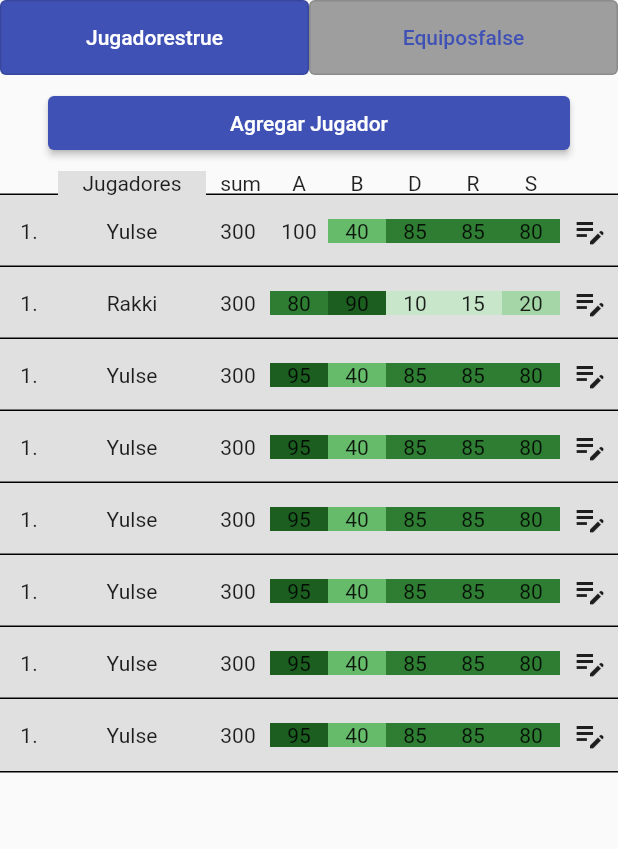
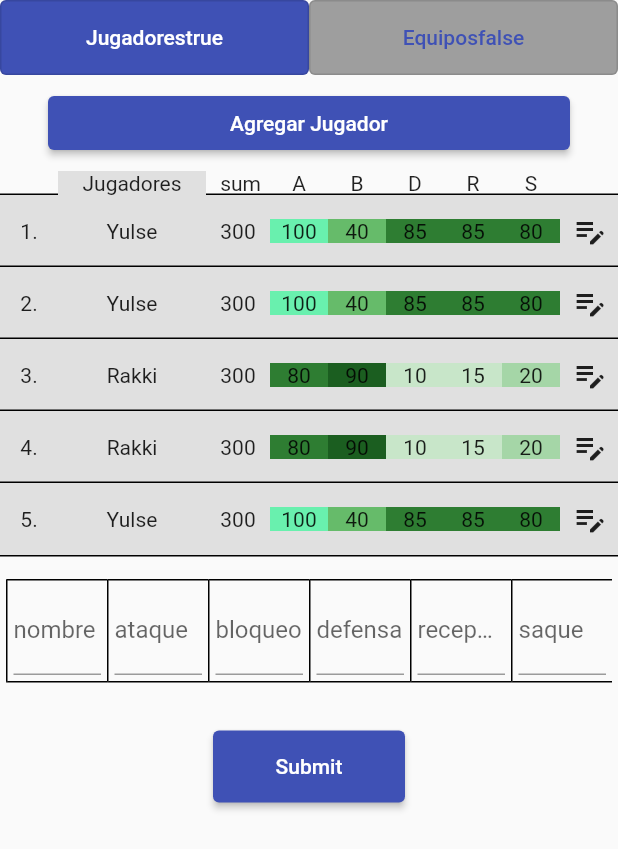
Before and after one commit to fgiannotti/varebu, a Flutter app: the screen it shows after launch, after a tap on the "edit note" icon, on a phone screen of 412 x 824 dp. Shown: the top 849 px of the screen. Run offline on Flutter 3.47's test engine with Material 2 defaults, Android fonts, the phone set to English and light mode, and no system bars; our stand-ins replace get_it.

Commit message:
Add dependency injection with GetIt and load table from in memory repository

```diff
--- a/lib/main.dart
+++ b/lib/main.dart
@@ -1,10 +1,21 @@
 import 'package:flutter/material.dart';
+import 'package:varebu/repositories/player.dart';
+import 'package:varebu/repositories/player_in_memory.dart';
+import 'package:varebu/widgets/add_player_form.dart';
 import 'package:varebu/widgets/buttons_row.dart';
+import 'package:varebu/widgets/players_table.dart';
+import 'package:get_it/get_it.dart';
 
-import 'models/player.dart';
+
+final getIt = GetIt.instance;
 
 void main() {
+  registerSingletons();
   runApp(const MyApp());
+}
+
+void registerSingletons() {
+  getIt.registerSingleton<PlayerRepository>(InMemoryPlayerRepository());
 }
 
 class MyApp extends StatelessWidget {
@@ -76,114 +87,10 @@ class _HomeState extends State<Home> {
               ),
             ),
             PlayersTable(),
+            AddPlayerForm(),
           ],
         ),
       ),
     );
   }
 }
-
-class PlayersTable extends StatefulWidget {
-  const PlayersTable({super.key});
-
-  @override
-  State<PlayersTable> createState() => _PlayersTableState();
-}
-// Row is composed by:
-// 1. Player number
-// 2. Player name
-// 3. Player Stat SUM
-// 3. Player Stat A (attack)
-// 4. Player Stat B (Block)
-// 5. Player Stat D (Defense)
-// 6. Player Stat R (Reception)
-// 7. Player Stat S (Serve)
-// 8. Edit button ?
-// 9. Delete button ?
-
-class _PlayersTableState extends State<PlayersTable> {
-  @override
-  Widget build(BuildContext context) {
-    return Table(
-      //border: TableBorder.symmetric(),
-      columnWidths: const <int, TableColumnWidth>{
-        0: FixedColumnWidth(4), // number
-        1: FixedColumnWidth(64), // name
-        2: FixedColumnWidth(8), // sum
-        3: FixedColumnWidth(4), // A attack
-        4: FixedColumnWidth(4), // B attack
-        5: FixedColumnWidth(4), // D attack
-        6: FixedColumnWidth(4), // R attack
-        7: FixedColumnWidth(4), // S attack
-        8: FixedColumnWidth(4), // button
-      },
-      children: <TableRow>[
-        buildHeaderRow(),
-        buildTableRow(
-            const Player('Yulse', '300', '100', '40', '85', '85', '80'), 1),
-        buildTableRow(
-            const Player('Rakki', '300', '80', '90', '10', '15', '20'), 1),
-        buildTableRow(
-            const Player('Yulse', '300', '95', '40', '85', '85', '80'), 1),
-        buildTableRow(
-            const Player('Yulse', '300', '95', '40', '85', '85', '80'), 1),
-        buildTableRow(
-            const Player('Yulse', '300', '95', '40', '85', '85', '80'), 1),
-        buildTableRow(
-            const Player('Yulse', '300', '95', '40', '85', '85', '80'), 1),
-        buildTableRow(
-            const Player('Yulse', '300', '95', '40', '85', '85', '80'), 1),
-        buildTableRow(
-            const Player('Yulse', '300', '95', '40', '85', '85', '80'), 1),
-      ],
-    );
-  }
-
-  TableRow buildTableRow(Player player, int i) {
-    return TableRow(
-        decoration: BoxDecoration(
-            border: Border.all(strokeAlign: BorderSide.strokeAlignOutside),
-            color: Colors.grey[300]),
-        children: <Widget>[
-          buildCell(i.toString() + '.'),
-          buildCell(player.name),
-          buildCell(player.sum),
-          buildCell(player.attack, isStatus: true),
-          buildCell(player.block, isStatus: true),
-          buildCell(player.defense, isStatus: true),
-          buildCell(player.reception, isStatus: true),
-          buildCell(player.serve, isStatus: true),
-          IconButton(onPressed: () {}, icon: const Icon(Icons.edit_note)),
-        ]);
-  }
-
-  TableCell buildCell(String text, {bool isStatus = false}) {
-    return TableCell(
-        verticalAlignment: TableCellVerticalAlignment.middle,
-        child: Container(
-          //padding: const EdgeInsets.fromLTRB(0, 0, 0, 0),
-          color:
-              isStatus ? fetchColorForStat(int.parse(text)) : Colors.grey[300],
-          alignment: Alignment.center,
-          child: Text(text),
-        ));
-  }
-
-  buildHeaderRow() {
-    return TableRow(children: <Widget>[
-      const Text(''),
-      buildCell(' Jugadores '),
-      const Text(' sum ', textAlign: TextAlign.center),
-      const Text('A', textAlign: TextAlign.center),
-      const Text('B', textAlign: TextAlign.center),
-      const Text('D', textAlign: TextAlign.center),
-      const Text('R', textAlign: TextAlign.center),
-      const Text('S', textAlign: TextAlign.center),
-      const Text(''),
-    ]);
-  }
-
-  fetchColorForStat(int stat) {
-    return Colors.green[(stat / 10).toInt() * 100];
-  }
-}
--- a/lib/models/player.dart
+++ b/lib/models/player.dart
@@ -1,12 +1,13 @@
 class Player {
+  int? id;
   final String name;
-  final String sum;
+  final int sum;
   final String attack;
   final String block;
   final String defense;
   final String reception;
   final String serve;
 
-  const Player(this.name, this.sum, this.attack, this.block, this.defense,
-      this.reception, this.serve);
+  Player(this.name, this.sum, this.attack, this.block, this.defense,
+      this.reception, this.serve,[this.id = null]);
 }
--- a/lib/repositories/player.dart
+++ b/lib/repositories/player.dart
@@ -0,0 +1,9 @@
+import '../models/player.dart';
+
+abstract class PlayerRepository {
+  Future<List<Player>> getAll();
+  Future<Player?> getOne(int id);
+  Future<int> insert(Player player);
+  Future<void> update(Player player);
+  Future<void> delete(int id);
+}
--- a/lib/repositories/player_in_memory.dart
+++ b/lib/repositories/player_in_memory.dart
@@ -0,0 +1,55 @@
+import 'dart:collection';
+
+import 'package:varebu/repositories/player.dart';
+
+import '../models/player.dart';
+
+class Singleton {
+
+
+}
+
+class InMemoryPlayerRepository extends PlayerRepository {
+  static final InMemoryPlayerRepository _singleton = InMemoryPlayerRepository._internal();
+
+  factory InMemoryPlayerRepository() {
+    return _singleton;
+  }
+
+
+  final Map<int, Player> db = HashMap();
+
+  @override
+  Future<List<Player>> getAll() {
+    return Future.delayed(
+        const Duration(seconds: 1), () => List.unmodifiable(db.values));
+  }
+
+  @override
+  Future<Player?> getOne(int id) {
+    return Future.delayed(
+        const Duration(seconds: 1), () => db[id]);
+  }
+
+  @override
+  Future<int> insert(Player player) {
+    var id = db.values.length + 1;
+    player.id = id;
+    db.putIfAbsent(id, () => player);
+    print('[repo] inserted in repo $id');
+    return Future.delayed(
+        const Duration(seconds: 1), () => player.id!);
+  }
+
+  @override
+  Future<void> update(Player player) async {
+    db.update(player.id!, (_) => player);
+  }
+
+  @override
+  Future<void> delete(int id) async {
+    db.remove(id);
+  }
+
+  InMemoryPlayerRepository._internal();
+}
--- a/lib/widgets/add_player_form.dart
+++ b/lib/widgets/add_player_form.dart
@@ -0,0 +1,125 @@
+import 'package:flutter/material.dart';
+import 'package:varebu/repositories/player.dart';
+import 'package:varebu/repositories/player_in_memory.dart';
+
+import '../main.dart';
+import '../models/player.dart';
+
+class AddPlayerForm extends StatefulWidget {
+  const AddPlayerForm({super.key});
+
+  @override
+  AddPlayerFormState createState() {
+    return AddPlayerFormState();
+  }
+}
+
+class AddPlayerFormState extends State<AddPlayerForm> {
+  final _formKey = GlobalKey<FormState>();
+  late PlayerRepository repo;
+
+  final nameCtrl = TextEditingController();
+  final attackCtrl = TextEditingController();
+  final blockCtrl = TextEditingController();
+  final defenseCtrl = TextEditingController();
+  final receptionCtrl = TextEditingController();
+  final serveCtrl = TextEditingController();
+
+  @override
+  void initState() {
+    super.initState();
+    repo = getIt<PlayerRepository>();
+  }
+
+  Future<List<Player>> fetchPlayers() {
+    return InMemoryPlayerRepository().getAll();
+  }
+
+  @override
+  Widget build(BuildContext context) {
+    var submitButton = Container(
+      padding: const EdgeInsets.fromLTRB(0, 16, 0, 0),
+      constraints: BoxConstraints.tight(const Size(128, 64)),
+      child: ElevatedButton(
+        onPressed: () {
+          // Validate returns true if the form is valid, or false otherwise.
+          var isValid = _formKey.currentState?.validate();
+          if (isValid != null && isValid) {
+            var player = buildPlayer();
+            repo.insert(player);
+            ScaffoldMessenger.of(context).showSnackBar(const SnackBar(
+              content: Text('Jugador agregado correctamente'),
+            ));
+
+          }
+        },
+        child: const Text('Submit'),
+      ),
+    );
+    return Form(
+      key: _formKey,
+      child: Column(
+        mainAxisAlignment: MainAxisAlignment.center,
+        mainAxisSize: MainAxisSize.min,
+        children: <Widget>[
+          Container(
+            padding: EdgeInsets.fromLTRB(4, 16, 4, 16),
+            //constraints: BoxConstraints.tight(Size(128, 64)),
+            child: Row(
+              children: [
+                TextForm('nombre', nameCtrl),
+                TextForm('ataque', attackCtrl, onlyNumbers: true),
+                TextForm('bloqueo', blockCtrl, onlyNumbers: true),
+                TextForm('defensa', defenseCtrl, onlyNumbers: true),
+                TextForm('recepcion', receptionCtrl, onlyNumbers: true),
+                TextForm('saque', serveCtrl, onlyNumbers: true),
+              ],
+            ),
+          ),
+          submitButton,
+        ],
+      ),
+    );
+  }
+
+  Expanded TextForm(String fieldName, TextEditingController controller,
+      {onlyNumbers: false}) {
+    var deco = InputDecoration(
+      //hintText: 'What do people call you?',
+      labelText: fieldName,
+      labelStyle: const TextStyle(fontSize: 16),
+    );
+    var expanded = Expanded(
+        child: Container(
+            padding: const EdgeInsets.all(4),
+            decoration: const BoxDecoration(
+              border: Border(
+                  top: BorderSide(), left: BorderSide(), bottom: BorderSide()),
+            ),
+            child: TextFormField(
+              decoration: deco,
+              controller: controller,
+              keyboardType:
+                  onlyNumbers ? TextInputType.number : TextInputType.name,
+              validator: (value) {
+                if (value == null ||
+                    value.isEmpty ||
+                    (onlyNumbers && int.tryParse(value) == null)) {
+                  return 'Ingrese valor $fieldName';
+                }
+                return null;
+              },
+            )));
+    return expanded;
+  }
+
+  Player buildPlayer() {
+    int sum = int.parse(attackCtrl.text) +
+        int.parse(blockCtrl.text) +
+        int.parse(defenseCtrl.text) +
+        int.parse(receptionCtrl.text) +
+        int.parse(serveCtrl.text);
+    return Player(nameCtrl.text, sum, attackCtrl.text, blockCtrl.text,
+        defenseCtrl.text, receptionCtrl.text, serveCtrl.text);
+  }
+}
--- a/lib/widgets/players_table.dart
+++ b/lib/widgets/players_table.dart
@@ -0,0 +1,132 @@
+import 'package:flutter/material.dart';
+import 'package:varebu/repositories/player.dart';
+
+import '../main.dart';
+import '../models/player.dart';
+
+class PlayersTable extends StatefulWidget {
+  const PlayersTable({super.key});
+
+  @override
+  State<PlayersTable> createState() => _PlayersTableState();
+}
+// Row is composed by:
+// 1. Player number
+// 2. Player name
+// 3. Player Stat SUM
+// 3. Player Stat A (attack)
+// 4. Player Stat B (Block)
+// 5. Player Stat D (Defense)
+// 6. Player Stat R (Reception)
+// 7. Player Stat S (Serve)
+// 8. Edit button ?
+// 9. Delete button ?
+
+class _PlayersTableState extends State<PlayersTable> {
+  late PlayerRepository repo;
+  List<TableRow> rows = [];
+  @override
+  void initState() {
+    super.initState();
+    repo = getIt<PlayerRepository>();
+    repo.insert(Player('Yulse', 300, '100', '40', '85', '85', '80'));
+    repo.insert(Player('Yulse', 300, '100', '40', '85', '85', '80'));
+    repo.insert(Player('Rakki', 300, '80', '90', '10', '15', '20'));
+    repo.insert(Player('Rakki', 300, '80', '90', '10', '15', '20'));
+    repo.insert(Player('Yulse', 300, '100', '40', '85', '85', '80'));
+
+    var playersFuture = repo.getAll();
+    loadRows(playersFuture);
+    print('initState done');
+  }
+
+  @override
+  Widget build(BuildContext context) {
+    print('building... rows: ${rows.length}');
+    return Table(
+      //border: TableBorder.symmetric(),
+      columnWidths: const <int, TableColumnWidth>{
+        0: FixedColumnWidth(4), // number
+        1: FixedColumnWidth(64), // name
+        2: FixedColumnWidth(8), // sum
+        3: FixedColumnWidth(4), // A attack
+        4: FixedColumnWidth(4), // B attack
+        5: FixedColumnWidth(4), // D attack
+        6: FixedColumnWidth(4), // R attack
+        7: FixedColumnWidth(4), // S attack
+        8: FixedColumnWidth(4), // button
+      },
+      children: <TableRow>[buildHeaderRow()] + rows,
+    );
+  }
+
+  loadRows(Future<List<Player>> players) {
+    List<TableRow> result = [];
+    players.then(
+            (plyrs) {
+              for (var player in plyrs) {
+                result.add(buildTableRow(player));
+              }
+              setState(() {
+                print('setting state');
+                rows = result;
+              });
+            });
+  }
+
+  TableRow buildTableRow(Player player) {
+    var id = player.id!.toString();
+    return TableRow(
+        decoration: BoxDecoration(
+            border: Border.all(strokeAlign: BorderSide.strokeAlignOutside),
+            color: Colors.grey[300]),
+        children: <Widget>[
+          buildCell('$id.'),
+          buildCell(player.name),
+          buildCell(player.sum.toString()),
+          buildCell(player.attack, isStatus: true),
+          buildCell(player.block, isStatus: true),
+          buildCell(player.defense, isStatus: true),
+          buildCell(player.reception, isStatus: true),
+          buildCell(player.serve, isStatus: true),
+          IconButton(onPressed: () {}, icon: const Icon(Icons.edit_note)),
+        ]);
+  }
+
+  TableCell buildCell(String text, {bool isStatus = false}) {
+    return TableCell(
+        verticalAlignment: TableCellVerticalAlignment.middle,
+        child: Container(
+          //padding: const EdgeInsets.fromLTRB(0, 0, 0, 0),
+          color:
+          isStatus ? fetchColorForStat(int.parse(text)) : Colors.grey[300],
+          alignment: Alignment.center,
+          child: Text(text),
+        ));
+  }
+
+  buildHeaderRow() {
+    return TableRow(children: <Widget>[
+      const Text(''),
+      buildCell(' Jugadores '),
+      const Text(' sum ', textAlign: TextAlign.center),
+      const Text('A', textAlign: TextAlign.center),
+      const Text('B', textAlign: TextAlign.center),
+      const Text('D', textAlign: TextAlign.center),
+      const Text('R', textAlign: TextAlign.center),
+      const Text('S', textAlign: TextAlign.center),
+      const Text(''),
+    ]);
+  }
+
+  fetchColorForStat(int stat) {
+    if (stat == 100) {
+      return Colors.greenAccent;
+    }
+    return Colors.green[(stat / 10).toInt() * 100];
+  }
+
+  Future<List<Player>> fetchPlayers() async {
+    return await repo.getAll();
+  }
+}
--- a/pubspec.yaml
+++ b/pubspec.yaml
@@ -36,6 +36,7 @@ dependencies:
   # The following adds the Cupertino Icons font to your application.
   # Use with the CupertinoIcons class for iOS style icons.
   cupertino_icons: ^1.0.2
+  get_it: ^7.2.0
 
 dev_dependencies:
   flutter_test:
```
Lines whose indentation alone changed are shown as unchanged.
